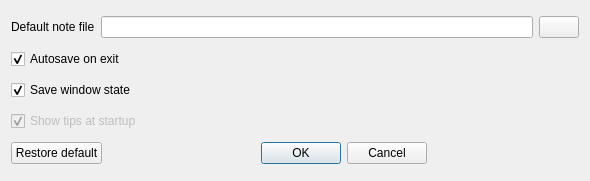
Old version of the form preferencesdialog.ui in the repository koalakoker/ogappm.
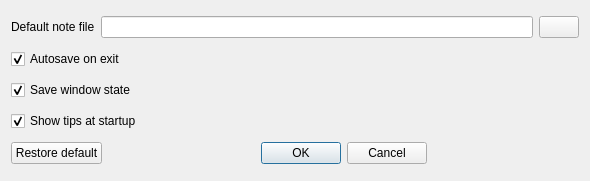
New version of the form. Icons and pictures are not drawn.

Patch:
```diff
--- a/preferencesdialog.ui
+++ b/preferencesdialog.ui
@@ -68,7 +68,7 @@
    <item>
     <widget class="QCheckBox" name="ShowTips">
      <property name="enabled">
-      <bool>false</bool>
+      <bool>true</bool>
      </property>
      <property name="text">
       <string>Show tips at startup</string>
```
